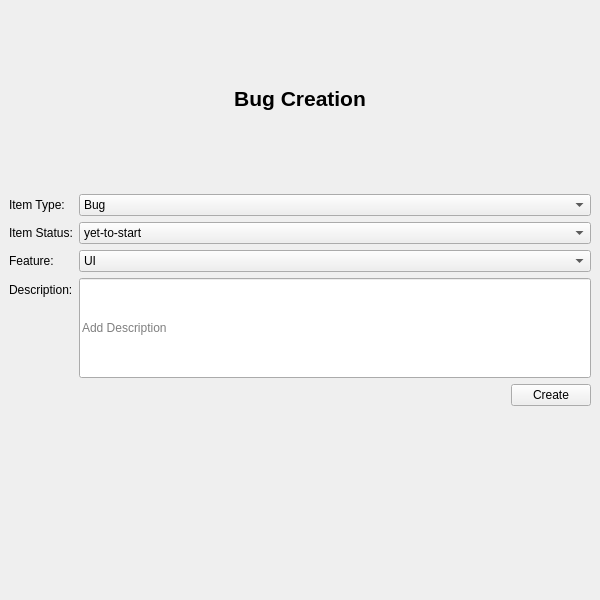
The window that frontend/Home/createbug.ui (av7267/BUG-TRACKING-SYSTEM) describes before a commit, drawn with Qt 5.
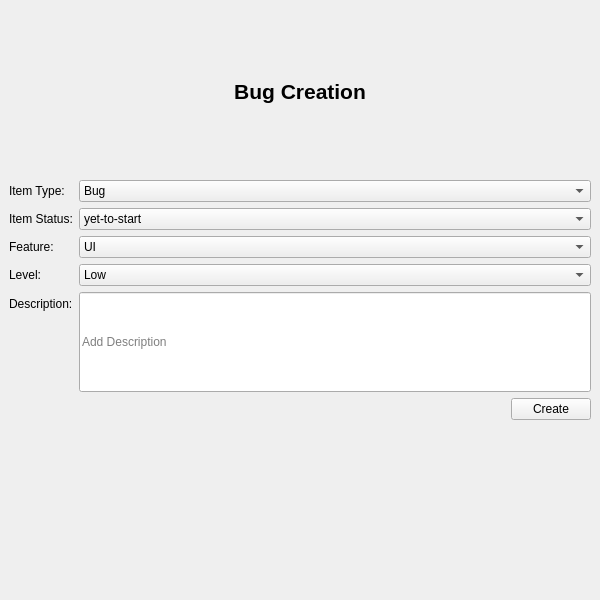
The same window after the commit.

Commit message: Complete backend validation + UI fixes for description, assignment, and dialog updates

Diff of the .ui file:
```diff
--- a/frontend/Home/createbug.ui
+++ b/frontend/Home/createbug.ui
@@ -111,15 +111,35 @@
        <item><property name="text"><string>Other</string></property></item>
       </widget>
      </item>
+
+     <item row="4" column="0">
+     <widget class="QLabel" name="label_description">
+     <property name = "text">
+     <string>Level:</string>
+     </property>
+     </widget>
+     </item>
+
+     <item row ="4" column="1">
+     <widget class="QComboBox" name = "comboBox_level">
+     <property name="minimumWidth">
+     <number>200</number>
+     </property>
+     <item><property name="text"><string>Low</string></property></item>
+     <item><property name="text"><string>Medium</string></property></item>
+     <item><property name="text"><string>High</string></property></item>
+     <item><property name="text"><string>Critical</string></property></item>
+     </widget>
+     </item>
      
-      <item row="3" column="0">
+      <item row="5" column="0">
        <widget class="QLabel" name="label_description">
         <property name="text">
          <string>Description:</string>
         </property>
        </widget>
       </item>
-      <item row="3" column="1">
+      <item row="5" column="1">
        <widget class="QLineEdit" name="lineEdit_description">
         <property name="minimumSize">
          <size>
```
Left out of the diff: 3 changed lines with no effect on the pictures. The commit also changes 11 other files.
